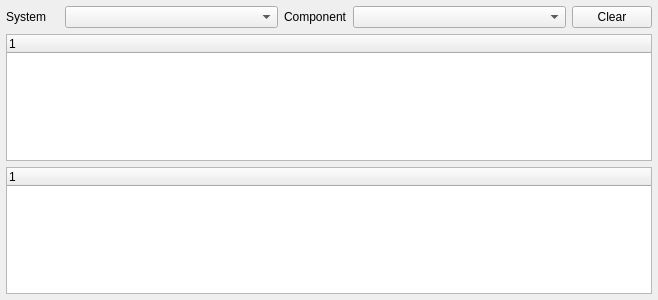
Qt form src/ui/QGCMAVLinkInspector.ui (mavlink/qgroundcontrol) before a commit.
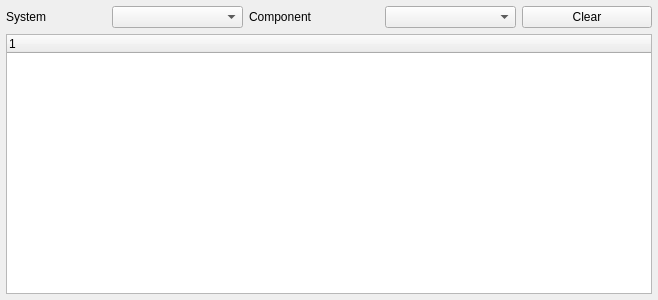
The same form after that commit.

Patch:
```diff
--- a/src/ui/QGCMAVLinkInspector.ui
+++ b/src/ui/QGCMAVLinkInspector.ui
@@ -13,7 +13,7 @@
   <property name="windowTitle">
    <string>MAVLink Inspector</string>
   </property>
-  <layout class="QGridLayout" name="gridLayout" columnstretch="2,8,2,8,3">
+  <layout class="QGridLayout" name="gridLayout" columnstretch="2,0,0,0,0">
    <property name="leftMargin">
     <number>6</number>
    </property>
@@ -26,51 +26,48 @@
    <property name="bottomMargin">
     <number>6</number>
    </property>
-   <item row="0" column="4">
-    <widget class="QPushButton" name="clearButton">
-     <property name="text">
-      <string>Clear</string>
-     </property>
-    </widget>
-   </item>
-   <item row="0" column="2">
-    <widget class="QLabel" name="label_2">
-     <property name="text">
-      <string>Component</string>
-     </property>
-    </widget>
-   </item>
    <item row="0" column="0">
     <widget class="QLabel" name="label">
+     <property name="maximumSize">
+      <size>
+       <width>100</width>
+       <height>16777215</height>
+      </size>
+     </property>
      <property name="text">
       <string>System</string>
      </property>
     </widget>
    </item>
-   <item row="2" column="0" colspan="5">
-    <widget class="QTreeWidget" name="treeWidget">
-     <column>
-      <property name="text">
-       <string notr="true">1</string>
-      </property>
-     </column>
-    </widget>
-   </item>
-   <item row="3" column="0" colspan="5">
-    <widget class="QTreeWidget" name="rateTreeWidget">
-     <column>
-      <property name="text">
-       <string notr="true">1</string>
-      </property>
-     </column>
-    </widget>
-   </item>
    <item row="0" column="1">
     <widget class="QComboBox" name="systemComboBox"/>
    </item>
    <item row="0" column="3">
     <widget class="QComboBox" name="componentComboBox"/>
    </item>
+   <item row="0" column="2">
+    <widget class="QLabel" name="label_2">
+     <property name="text">
+      <string>Component</string>
+     </property>
+    </widget>
+   </item>
+   <item row="0" column="4">
+    <widget class="QPushButton" name="clearButton">
+     <property name="text">
+      <string>Clear</string>
+     </property>
+    </widget>
+   </item>
+   <item row="2" column="0" colspan="5">
+    <widget class="QTreeWidget" name="treeWidget">
+     <column>
+      <property name="text">
+       <string notr="true">1</string>
+      </property>
+     </column>
+    </widget>
+   </item>
   </layout>
  </widget>
  <resources/>
```
